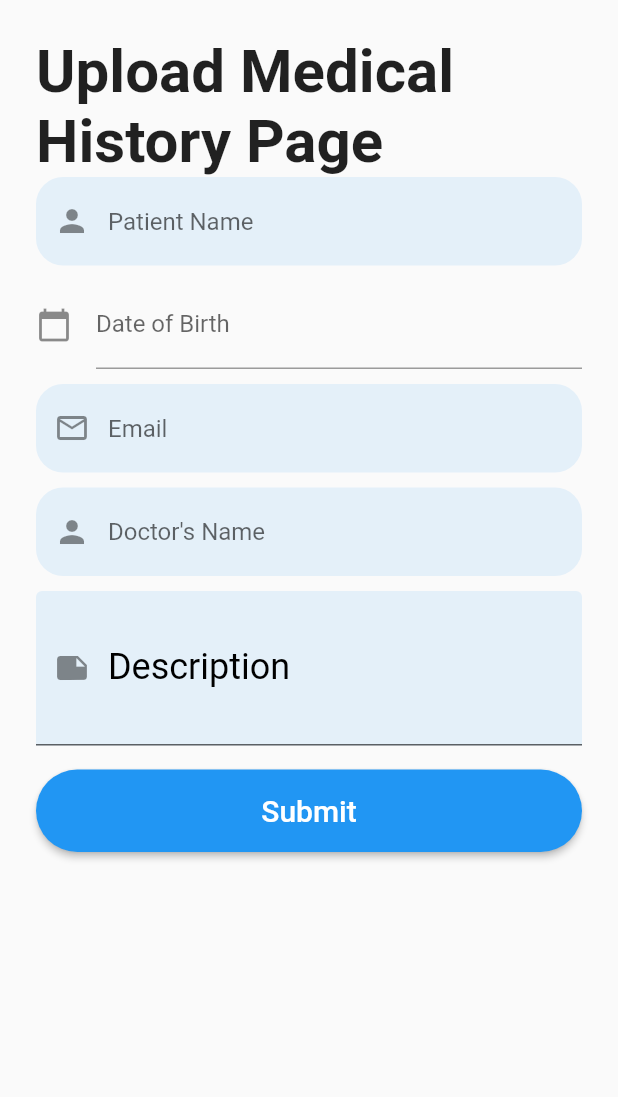
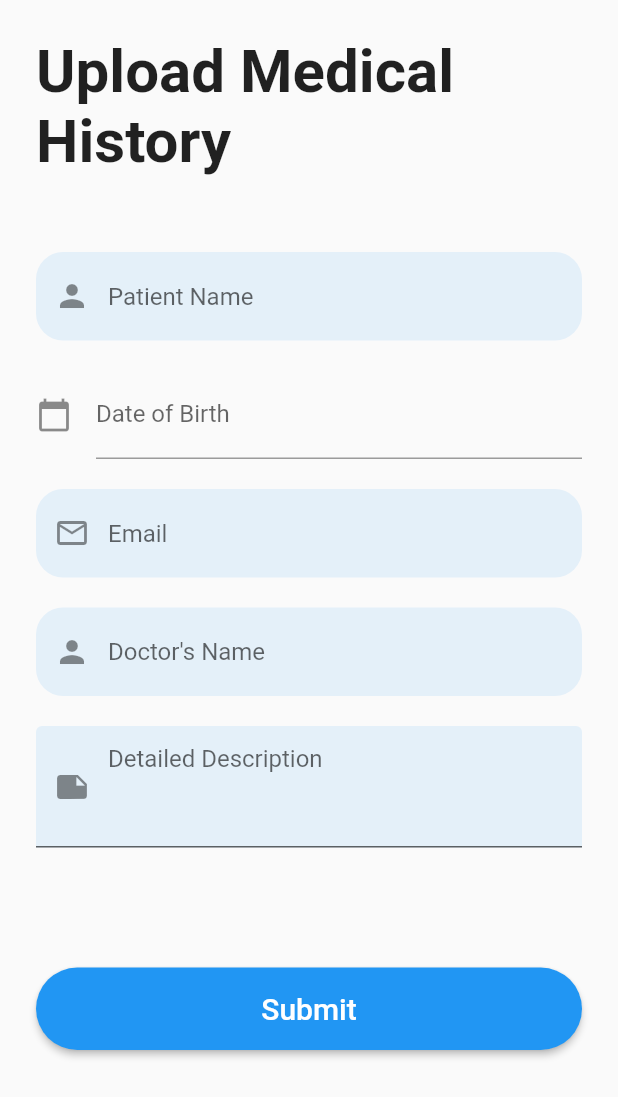
Before and after one commit to ShehanAmantha1/SDGP, a Flutter app: the UploadmedicalHistorypage screen opened directly, on a phone screen of 412 x 824 dp. Shown: the top 1097 px of the screen. Run offline on Flutter 3.47's test engine with Material 2 defaults, Android fonts, the phone set to English and light mode, and no system bars; our stand-ins replace google_fonts, image_picker; missing offline and left inert: tflite.

Commit message:
fixed errors

```diff
--- a/SDGP/lib/pages/analysing-page.dart
+++ b/SDGP/lib/pages/analysing-page.dart
@@ -20,7 +20,6 @@ class Analysingpage extends StatelessWidget {
     return Container(
       width: double.infinity,
       child: Container(
-        // analysingpageDgt (1:82)
         width: double.infinity,
         height: 932 * fem,
         decoration: BoxDecoration(
@@ -31,7 +30,6 @@ class Analysingpage extends StatelessWidget {
         child: Stack(
           children: [
             Positioned(
-              // rectangle94LFi (1:83)
               left: 1 * fem,
               top: 219 * fem,
               child: Align(
@@ -48,7 +46,6 @@ class Analysingpage extends StatelessWidget {
               ),
             ),
             Positioned(
-              // rectangle116DqJ (1:84)
               left: 32 * fem,
               top: 350 * fem,
               child: Align(
@@ -64,7 +61,6 @@ class Analysingpage extends StatelessWidget {
               ),
             ),
             Positioned(
-              // group7in4 (1:85)
               left: 114 * fem,
               top: 790 * fem,
               child: TextButton(
@@ -96,7 +92,6 @@ class Analysingpage extends StatelessWidget {
             ),
             // innerbox
             Positioned(
-              // ssdermnetrmeruptivexanthomas2w (1:88)
               left: 32 * fem,
               top: 350 * fem,
               child: Align(
--- a/SDGP/lib/pages/upload-medical-hisrtory-page.dart
+++ b/SDGP/lib/pages/upload-medical-hisrtory-page.dart
@@ -27,8 +27,11 @@ class UploadmedicalHistorypage extends StatelessWidget {
     return Column(
       children: const [
         Text(
-          "Upload Medical History Page",
+          "Upload Medical History",
           style: TextStyle(fontSize: 40, fontWeight: FontWeight.bold),
+        ),
+        const SizedBox(
+          height: 50,
         ),
       ],
     );
@@ -40,6 +43,7 @@ class UploadmedicalHistorypage extends StatelessWidget {
       children: [
         TextField(
           decoration: InputDecoration(
+
             hintText: "Patient Name",
             fillColor: Theme.of(context).primaryColor.withOpacity(0.1),
             filled: true,
@@ -50,7 +54,7 @@ class UploadmedicalHistorypage extends StatelessWidget {
           ),
         ),
         const SizedBox(
-          height: 10,
+          height: 20,
         ),
 
         TextFormField(
@@ -62,7 +66,7 @@ class UploadmedicalHistorypage extends StatelessWidget {
         ),
 
         const SizedBox(
-          height: 10,
+          height: 20,
         ),
 
         TextField(
@@ -77,7 +81,7 @@ class UploadmedicalHistorypage extends StatelessWidget {
           ),
         ),
         const SizedBox(
-          height: 10,
+          height: 20,
         ),
 
         TextField(
@@ -93,23 +97,24 @@ class UploadmedicalHistorypage extends StatelessWidget {
         ),
 
         const SizedBox(
-          height: 10,
+          height: 20,
         ),
         TextField(
           decoration: InputDecoration(
               hintText: "Detailed Description",
-              labelText: "Description",
+
               fillColor: Theme.of(context).primaryColor.withOpacity(0.1),
               filled: true,
               prefixIcon: const Icon(Icons.note),
               labelStyle: const TextStyle(fontSize: 24, color: Colors.black),
               border: const UnderlineInputBorder()),
+
           obscureText: false,
           maxLines: 3,
         ),
 
         const SizedBox(
-          height: 16,
+          height: 80,
         ),
         ElevatedButton(
           onPressed: () {
```
Also changed, not shown: SDGP/lib/pages/home-screen.dart (+1 -9 lines), SDGP/lib/pages/medical-history-page.dart (+8 -19 lines), SDGP/lib/pages/recomened-doctor-page.dart (+0 -17 lines), SDGP/lib/pages/result-page-.dart (+0 -16 lines), SDGP/lib/pages/welcome-page.dart (+19 -27 lines), 2 other files.
